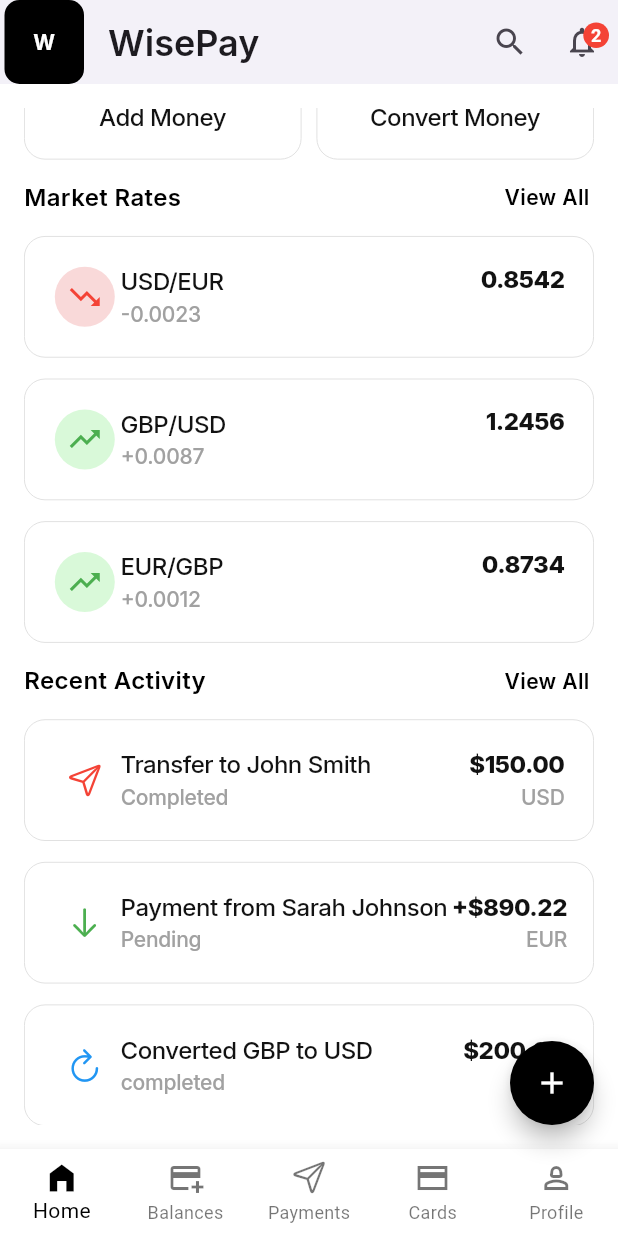
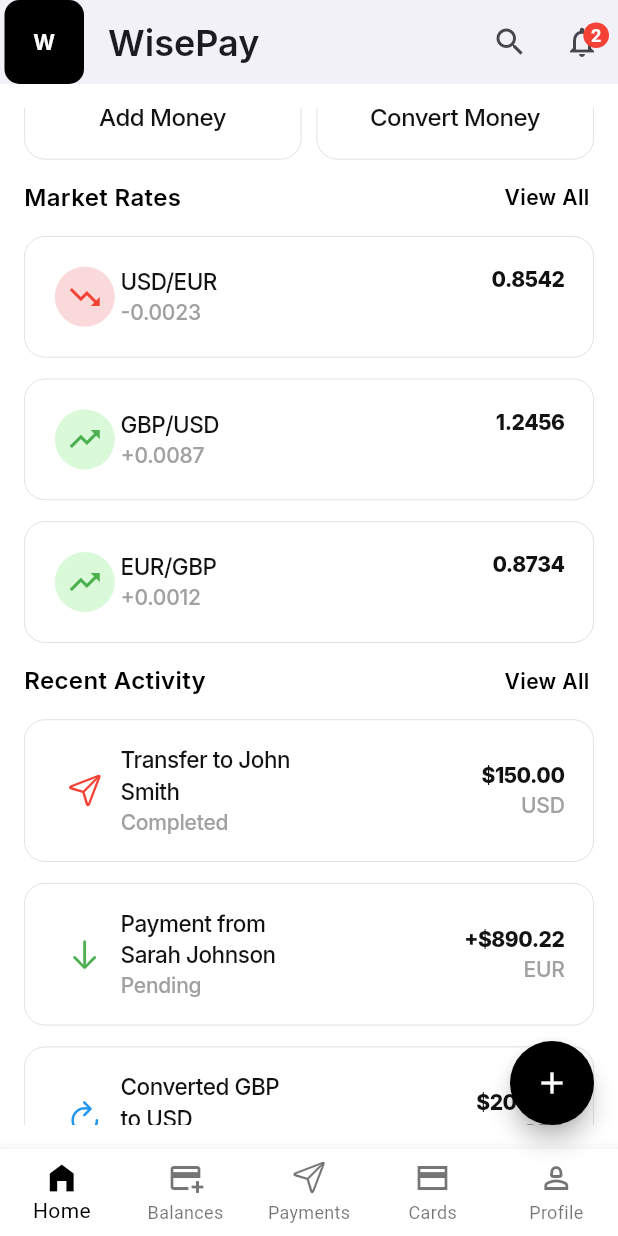
Before and after one commit to nouramer725/Route_Projects, a Flutter app: the screen it shows after launch, scrolled down 843 dp, on a phone screen of 412 x 824 dp. Run offline on Flutter 3.47's test engine with Material 3 defaults, Android fonts, the phone set to English and light mode, and no system bars; our stand-ins replace google_fonts.

Commit message:
initial commit

```diff
--- a/lib/Wisepay/Components/market_rates.dart
+++ b/lib/Wisepay/Components/market_rates.dart
@@ -2,22 +2,22 @@ import 'package:flutter/material.dart';
 import 'package:google_fonts/google_fonts.dart';
 
 class MarketRates extends StatelessWidget {
-  String selectedtext1;
-  String selectedtext2;
-  String selectedtext3;
+  String selectedText1;
+  String selectedText2;
+  String selectedText3;
   String value;
   final IconData icon;
   final Color iconColor;
-  final int backgroundColorvalue;
+  final int backgroundColorValue;
 
   MarketRates({
     required this.value,
-    this.selectedtext3 = "",
+    this.selectedText3 = "",
     required this.icon,
     required this.iconColor,
-    this.backgroundColorvalue = 0xFFFFFFFF,
-    required this.selectedtext2,
-    required this.selectedtext1,
+    this.backgroundColorValue = 0xFFFFFFFF,
+    required this.selectedText2,
+    required this.selectedText1,
     super.key,
   });
 
@@ -34,26 +34,27 @@ class MarketRates extends StatelessWidget {
           IconButton(
             style: ButtonStyle(
               backgroundColor: WidgetStatePropertyAll(
-                Color(backgroundColorvalue),
+                Color(backgroundColorValue),
               ),
             ),
             onPressed: () {},
             icon: Icon(icon, color: iconColor),
           ),
-          Column(
+          Expanded(
+            child: Column(
               crossAxisAlignment: CrossAxisAlignment.start,
               children: [
                 SelectableText(
-                selectedtext1,
+                  selectedText1,
                   style: GoogleFonts.inter(
                     fontWeight: FontWeight.w500,
-                  fontSize: 16,
+                    fontSize: 15,
                     color: Color(0xFF121212),
                     letterSpacing: -0.31,
                   ),
                 ),
                 SelectableText(
-                selectedtext2,
+                  selectedText2,
                   style: GoogleFonts.inter(
                     fontWeight: FontWeight.w500,
                     fontSize: 14,
@@ -63,6 +64,7 @@ class MarketRates extends StatelessWidget {
                 ),
               ],
             ),
+          ),
           Spacer(),
           Column(
             crossAxisAlignment: CrossAxisAlignment.end,
@@ -71,13 +73,13 @@ class MarketRates extends StatelessWidget {
                 value,
                 style: GoogleFonts.inter(
                   fontWeight: FontWeight.w800,
-                  fontSize: 16,
+                  fontSize: 14,
                   color: Color(0xFF121212),
                   letterSpacing: -0.31,
                 ),
               ),
               SelectableText(
-                selectedtext3,
+                selectedText3,
                 style: GoogleFonts.inter(
                   fontWeight: FontWeight.w500,
                   fontSize: 14,
--- a/lib/Wisepay/home_screen.dart
+++ b/lib/Wisepay/home_screen.dart
@@ -195,27 +195,27 @@ class HomeScreen extends StatelessWidget {
               ),
               MarketRates(
                 value: "0.8542",
-                selectedtext2: "-0.0023",
-                selectedtext1: "USD/EUR",
+                selectedText2: "-0.0023",
+                selectedText1: "USD/EUR",
                 icon: Icons.trending_down,
                 iconColor: Colors.red,
-                backgroundColorvalue: 0xFFF9D9D9,
+                backgroundColorValue: 0xFFF9D9D9,
               ),
               MarketRates(
                 value: "1.2456",
-                selectedtext2: "+0.0087",
-                selectedtext1: "GBP/USD",
+                selectedText2: "+0.0087",
+                selectedText1: "GBP/USD",
                 icon: Icons.trending_up,
                 iconColor: Colors.green,
-                backgroundColorvalue: 0xFFD9F9D9,
+                backgroundColorValue: 0xFFD9F9D9,
               ),
               MarketRates(
                 value: "0.8734",
-                selectedtext2: "+0.0012",
-                selectedtext1: "EUR/GBP",
+                selectedText2: "+0.0012",
+                selectedText1: "EUR/GBP",
                 icon: Icons.trending_up,
                 iconColor: Colors.green,
-                backgroundColorvalue: 0xFFD9F9D9,
+                backgroundColorValue: 0xFFD9F9D9,
               ),
               Row(
                 children: [
@@ -240,25 +240,25 @@ class HomeScreen extends StatelessWidget {
               ),
               MarketRates(
                 value: "\$150.00",
-                selectedtext3: "USD",
-                selectedtext2: "Completed",
-                selectedtext1: "Transfer to John Smith",
+                selectedText3: "USD",
+                selectedText2: "Completed",
+                selectedText1: "Transfer to John Smith",
                 icon: CupertinoIcons.paperplane,
                 iconColor: Colors.red,
               ),
               MarketRates(
                 value: "+\$890.22",
-                selectedtext3: "EUR",
-                selectedtext2: "Pending",
-                selectedtext1: "Payment from Sarah Johnson",
+                selectedText3: "EUR",
+                selectedText2: "Pending",
+                selectedText1: "Payment from Sarah Johnson",
                 icon: CupertinoIcons.down_arrow,
                 iconColor: Colors.green,
               ),
               MarketRates(
                 value: "\$200.00",
-                selectedtext3: "GBP",
-                selectedtext2: "completed",
-                selectedtext1: "Converted GBP to USD",
+                selectedText3: "GBP",
+                selectedText2: "completed",
+                selectedText1: "Converted GBP to USD",
                 icon: CupertinoIcons.refresh,
                 iconColor: Colors.blue,
               ),
```
Lines whose indentation alone changed are shown as unchanged.
